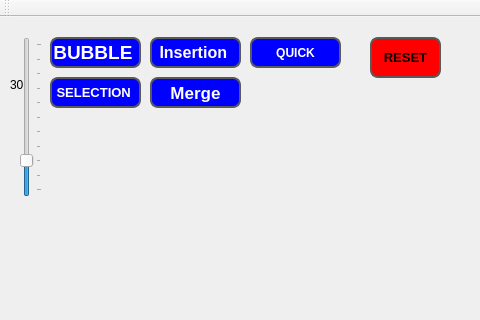
Qt form mainwindow.ui (omnimikey/Sort_Unraveler-app) before a commit; both pictures show x 0 to 480 and y 0 to 320 of the 800 by 600 pixel window.
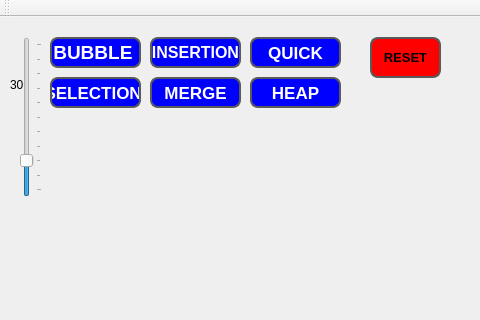
The same form after that commit.

Commit message: Updated to add sort heap

What changed in the file:
```diff
--- a/mainwindow.ui
+++ b/mainwindow.ui
@@ -68,7 +68,7 @@
     </property>
     <property name="font">
      <font>
-      <pointsize>10</pointsize>
+      <pointsize>13</pointsize>
       <bold>true</bold>
      </font>
     </property>
@@ -138,7 +138,7 @@
 }</string>
     </property>
     <property name="text">
-     <string>Insertion </string>
+     <string>INSERTION</string>
     </property>
    </widget>
    <widget class="QPushButton" name="pushButton_4">
@@ -180,7 +180,7 @@
 }</string>
     </property>
     <property name="text">
-     <string>Merge</string>
+     <string>MERGE</string>
     </property>
    </widget>
    <widget class="QPushButton" name="pushButton_5">
@@ -239,6 +239,7 @@
     </property>
     <property name="font">
      <font>
+      <pointsize>13</pointsize>
       <bold>true</bold>
      </font>
     </property>
@@ -313,6 +314,48 @@
      <string>30</string>
     </property>
    </widget>
+   <widget class="QPushButton" name="pushButton_7">
+    <property name="geometry">
+     <rect>
+      <x>250</x>
+      <y>60</y>
+      <width>91</width>
+      <height>31</height>
+     </rect>
+    </property>
+    <property name="font">
+     <font>
+      <pointsize>13</pointsize>
+      <bold>true</bold>
+     </font>
+    </property>
+    <property name="styleSheet">
+     <string notr="true">QPushButton
+{
+	border-radius: 8px;	
+	border:2px solid #5A5A5A;
+	color:white;
+	background-color:blue;
+	
+
+}
+
+QPushButton:Hover
+{
+	background-color:orange;
+	color:yellow;
+}
+
+QPushButton:pressed
+{
+background-color:green;
+color: black;
+}</string>
+    </property>
+    <property name="text">
+     <string>HEAP</string>
+    </property>
+   </widget>
   </widget>
   <widget class="QToolBar" name="toolBar">
    <property name="windowTitle">
```
The commit also changes 5 other files.
